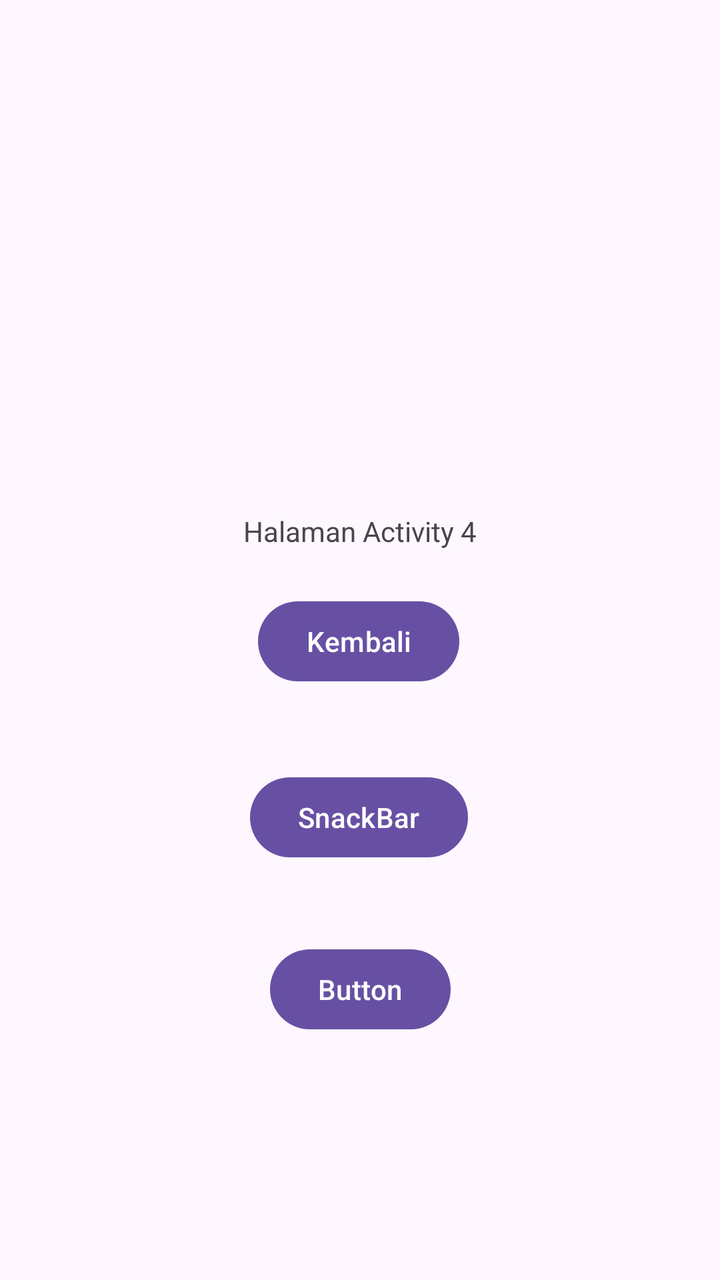
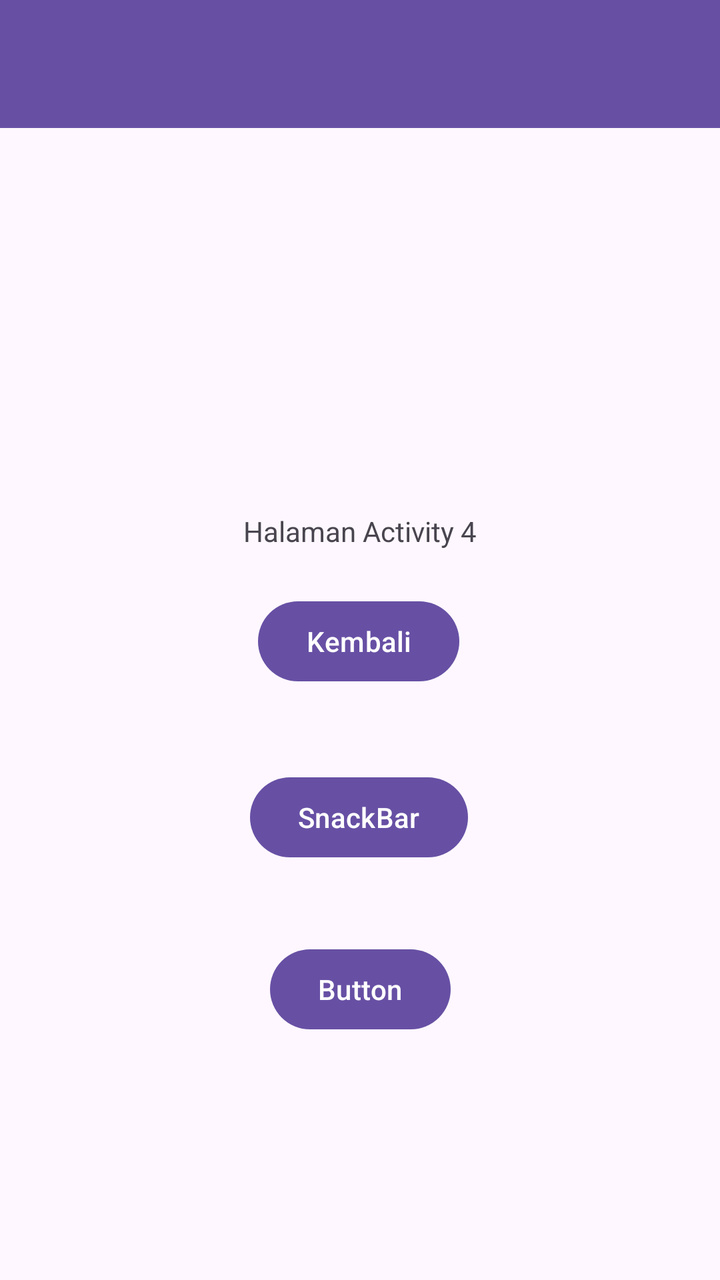

Two renders of the same Android screen: before a commit and after it. Below are the layout's source before the change and the commit's diff.
<!-- AndroidManifest.xml: application theme Theme.Haumea_arifin -->
<!-- res/layout/activity_fourth.xml -->
<?xml version="1.0" encoding="utf-8"?>
<androidx.constraintlayout.widget.ConstraintLayout xmlns:android="http://schemas.android.com/apk/res/android"
    xmlns:app="http://schemas.android.com/apk/res-auto"
    xmlns:tools="http://schemas.android.com/tools"
    android:id="@+id/main"
    android:layout_width="match_parent"
    android:layout_height="match_parent"
    tools:context=".pertemuan4.FourthActivity">

    <Button
        android:id="@+id/btnKembali"
        android:layout_width="wrap_content"
        android:layout_height="wrap_content"
        android:text="Kembali"
        app:layout_constraintBottom_toBottomOf="parent"
        app:layout_constraintEnd_toEndOf="parent"
        app:layout_constraintHorizontal_bias="0.498"
        app:layout_constraintStart_toStartOf="parent"
        app:layout_constraintTop_toBottomOf="@+id/textView4"
        app:layout_constraintVertical_bias="0.068" />

    <TextView
        android:id="@+id/textView4"
        android:layout_width="wrap_content"
        android:layout_height="wrap_content"
        android:layout_marginTop="256dp"
        android:text="Halaman Activity 4"
        app:layout_constraintEnd_toEndOf="parent"
        app:layout_constraintStart_toStartOf="parent"
        app:layout_constraintTop_toTopOf="parent" />

    <Button
        android:id="@+id/btnShowSnackbar"
        android:layout_width="wrap_content"
        android:layout_height="wrap_content"
        android:layout_marginTop="40dp"
        android:text="SnackBar"
        app:layout_constraintEnd_toEndOf="parent"
        app:layout_constraintHorizontal_bias="0.498"
        app:layout_constraintStart_toStartOf="parent"
        app:layout_constraintTop_toBottomOf="@+id/btnKembali" />

    <Button
        android:id="@+id/btnShowAlertDialog"
        android:layout_width="wrap_content"
        android:layout_height="wrap_content"
        android:layout_marginTop="38dp"
        android:text="Button"
        app:layout_constraintEnd_toEndOf="parent"
        app:layout_constraintStart_toStartOf="parent"
        app:layout_constraintTop_toBottomOf="@+id/btnShowSnackbar" />
</androidx.constraintlayout.widget.ConstraintLayout>
<!-- resources referenced by this layout -->
<resources>
  <style name="Theme.Haumea_arifin" parent="Base.Theme.Haumea_arifin" />
  <style name="Base.Theme.Haumea_arifin" parent="Theme.Material3.DayNight.NoActionBar">
          
          
      </style>
</resources>

<!-- the commit's change to res/layout/activity_fourth.xml (unified diff, before → after) -->
@@ -49,4 +49,17 @@
         app:layout_constraintEnd_toEndOf="parent"
         app:layout_constraintStart_toStartOf="parent"
         app:layout_constraintTop_toBottomOf="@+id/btnShowSnackbar" />
+
+    <androidx.appcompat.widget.Toolbar
+        android:id="@+id/toolbar"
+        android:layout_width="match_parent"
+        android:layout_height="?attr/actionBarSize"
+        android:background="?attr/colorPrimary"
+        app:layout_constraintEnd_toEndOf="parent"
+        app:layout_constraintStart_toStartOf="parent"
+        app:layout_constraintTop_toTopOf="parent"
+        app:subtitleTextColor="@android:color/white"
+        app:titleTextColor="@android:color/white" />
+
+
 </androidx.constraintlayout.widget.ConstraintLayout>
